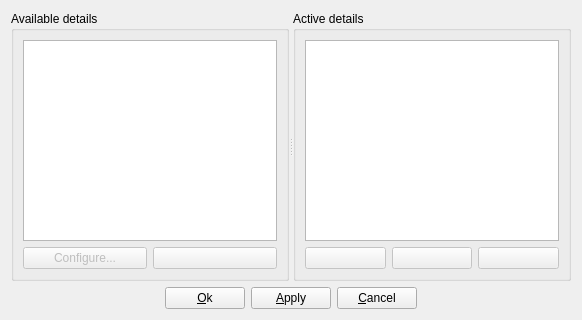
This is detailsetup.ui in qmc2/qmc2-mame-fe as Qt 5 draws it before an edit. The edited form follows.
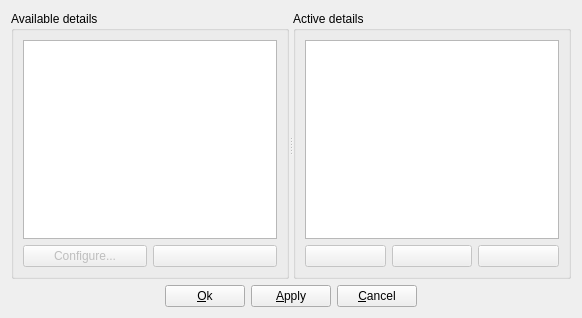
This is the edited form. Icons and pictures are not drawn.

What changed in the file:
```diff
--- a/detailsetup.ui
+++ b/detailsetup.ui
@@ -1,12 +1,12 @@
 <ui version="4.0" >
  <class>DetailSetup</class>
- <widget class="QDialog" name="DetailSetup" >
-  <property name="geometry" >
+ <widget class="QDialog" name="DetailSetup">
+  <property name="geometry">
    <rect>
     <x>0</x>
     <y>0</y>
     <width>582</width>
-    <height>320</height>
+    <height>318</height>
    </rect>
   </property>
   <property name="windowTitle" >
```
Left out of the diff: 175 changed lines with no effect on the pictures.
